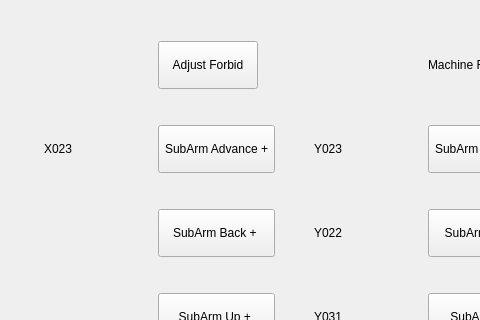
GaussCheng/2-5AxisPunch, file hcmanualoperation/hcmanualadjustframe.ui: the form before one commit; both pictures show x 0 to 480 and y 0 to 320 of the 704 by 468 pixel window.
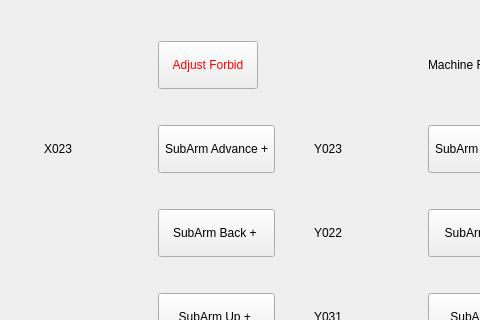
The form after the commit. Icons and pictures are not drawn.

```diff
--- a/hcmanualoperation/hcmanualadjustframe.ui
+++ b/hcmanualoperation/hcmanualadjustframe.ui
@@ -13,6 +13,9 @@
   <property name="windowTitle">
    <string>Form</string>
   </property>
+  <property name="styleSheet">
+   <string notr="true"/>
+  </property>
   <layout class="QGridLayout" name="gridLayout">
    <item row="2" column="2">
     <widget class="QToolButton" name="subArmAdvanceButton1">
@@ -247,6 +250,9 @@
        <height>16777215</height>
       </size>
      </property>
+     <property name="styleSheet">
+      <string notr="true">color:red</string>
+     </property>
      <property name="text">
       <string>Adjust Forbid</string>
      </property>
```
